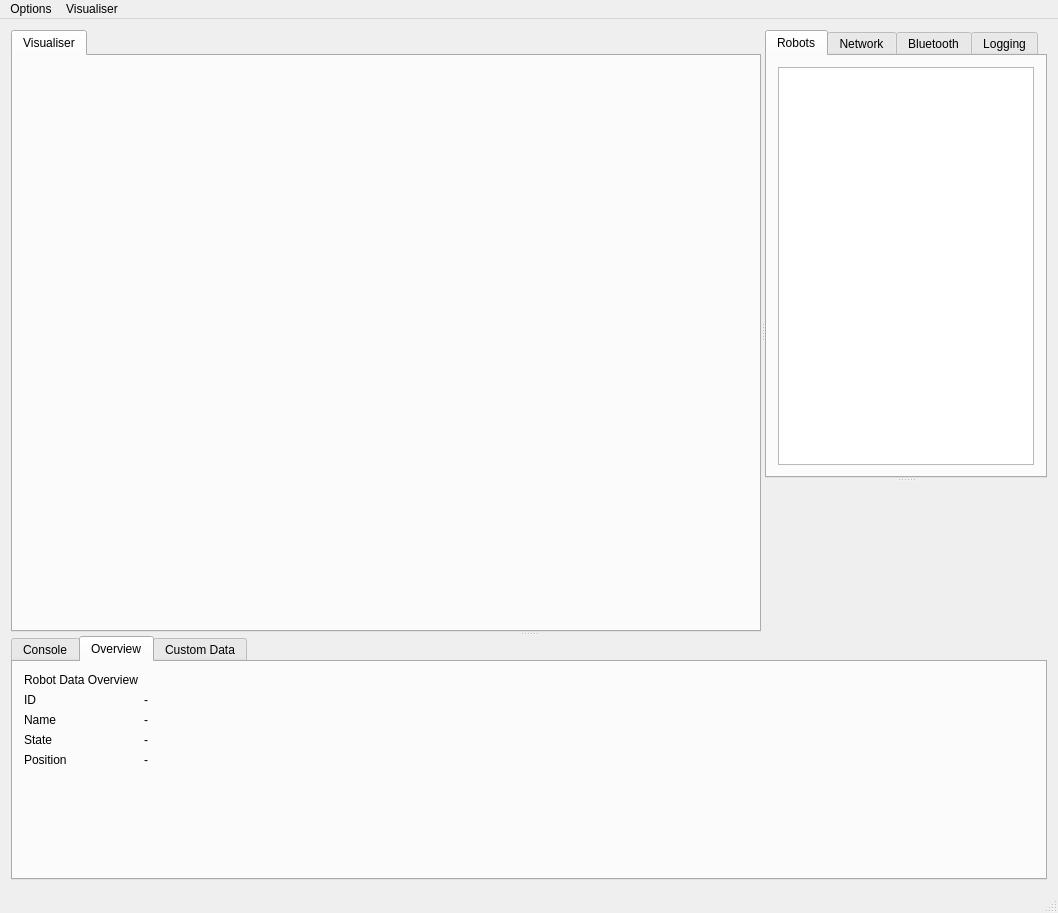
yorkrobotlab/ardebug, file Application/UI/mainwindow.ui: the form before one commit.
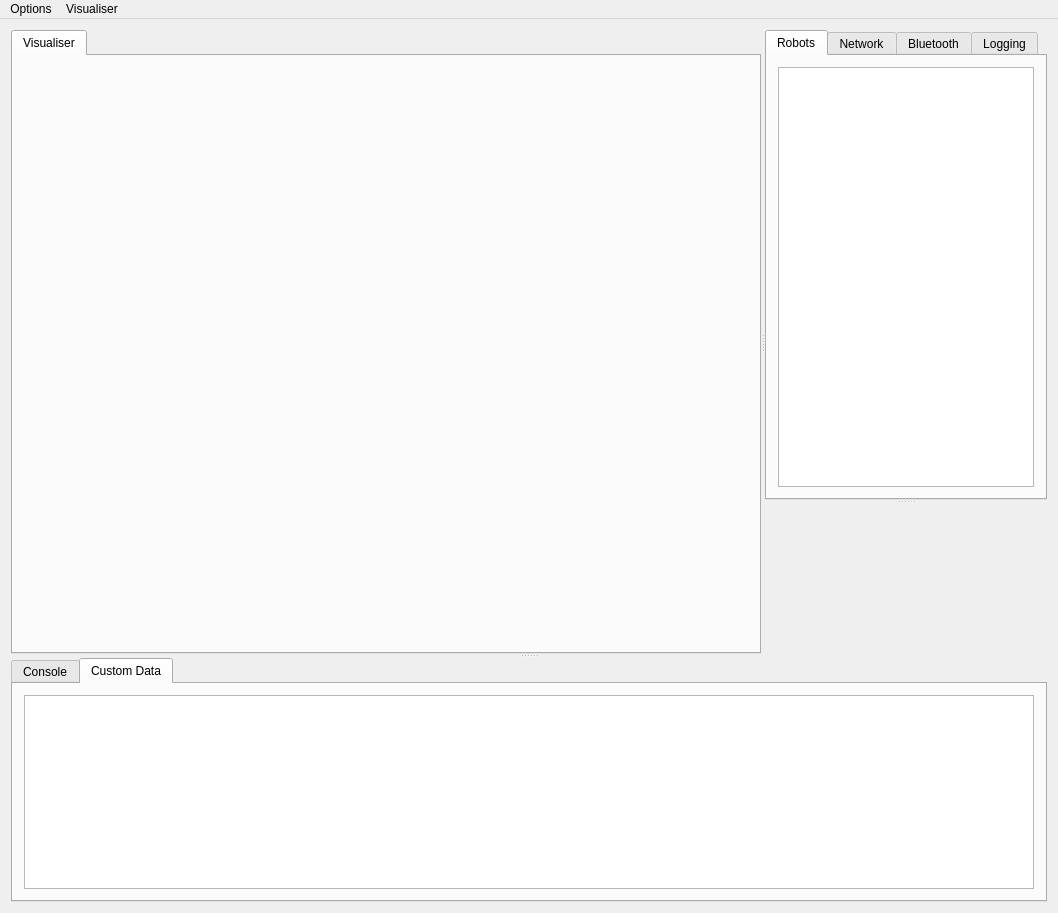
The form after the commit. The open tabs and pages were chosen to show the change.

Commit message: Deleted redundant overview tab

Patch:
```diff
--- a/Application/UI/mainwindow.ui
+++ b/Application/UI/mainwindow.ui
@@ -253,80 +253,6 @@
          </item>
         </layout>
        </widget>
-       <widget class="QWidget" name="overviewTab">
-        <attribute name="title">
-         <string>Overview</string>
-        </attribute>
-        <layout class="QVBoxLayout" name="verticalLayout_2">
-         <item>
-          <layout class="QFormLayout" name="formLayout_3">
-           <item row="0" column="0">
-            <widget class="QLabel" name="label_12">
-             <property name="text">
-              <string>Robot Data Overview</string>
-             </property>
-            </widget>
-           </item>
-           <item row="1" column="0">
-            <widget class="QLabel" name="label_13">
-             <property name="text">
-              <string>ID</string>
-             </property>
-            </widget>
-           </item>
-           <item row="1" column="1">
-            <widget class="QLabel" name="robotIDLabel">
-             <property name="text">
-              <string>-</string>
-             </property>
-            </widget>
-           </item>
-           <item row="2" column="0">
-            <widget class="QLabel" name="label_11">
-             <property name="text">
-              <string>Name</string>
-             </property>
-            </widget>
-           </item>
-           <item row="2" column="1">
-            <widget class="QLabel" name="robotNameLabel">
-             <property name="text">
-              <string>-</string>
-             </property>
-            </widget>
-           </item>
-           <item row="3" column="0">
-            <widget class="QLabel" name="label_16">
-             <property name="text">
-              <string>State</string>
-             </property>
-            </widget>
-           </item>
-           <item row="4" column="0">
-            <widget class="QLabel" name="label_17">
-             <property name="text">
-              <string>Position</string>
-             </property>
-            </widget>
-           </item>
-           <item row="3" column="1">
-            <widget class="QLabel" name="robotStateLabel">
-             <property name="text">
-              <string>-</string>
-             </property>
-            </widget>
-           </item>
-           <item row="4" column="1">
-            <widget class="QLabel" name="robotPosLabel">
-             <property name="text">
-              <string>-</string>
-             </property>
-            </widget>
-           </item>
-          </layout>
-         </item>
-        </layout>
-       </widget>
        <widget class="QWidget" name="customDataTab">
         <attribute name="title">
          <string>Custom Data</string>
@@ -366,7 +292,6 @@
    <addaction name="menuFile"/>
    <addaction name="menuVisualiser"/>
   </widget>
-  <widget class="QStatusBar" name="statusBar"/>
   <action name="actionExit">
    <property name="text">
     <string>Exit</string>
```
Left out of the diff: 4 changed lines with no effect on the pictures. The commit also changes 3 other files.
